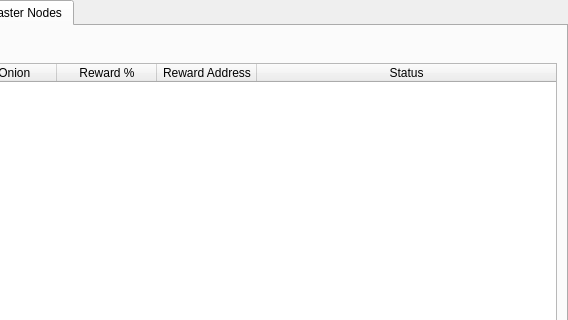
The window that src/qt/forms/masternodemanager.ui (ignitioncoin/ignitioncoin) describes before a commit, drawn with Qt 5; both pictures show x 155 to 723 and y 0 to 320 of the 723 by 457 pixel window.
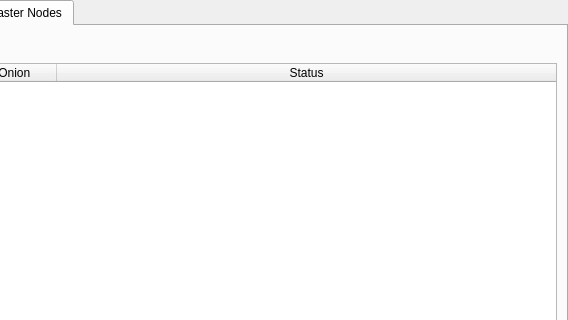
The same window after the commit.

Commit message: remove display of reward address in my masternode page

```diff
--- a/src/qt/forms/masternodemanager.ui
+++ b/src/qt/forms/masternodemanager.ui
@@ -193,16 +193,6 @@
                <string>IP/Onion</string>
               </property>
              </column>
-             <column>
-              <property name="text">
-               <string>Reward %</string>
-              </property>
-             </column>
-             <column>
-              <property name="text">
-               <string>Reward Address</string>
-              </property>
-             </column>
              <column>
               <property name="text">
                <string>Status</string>
```
The commit also changes 1 other file.
